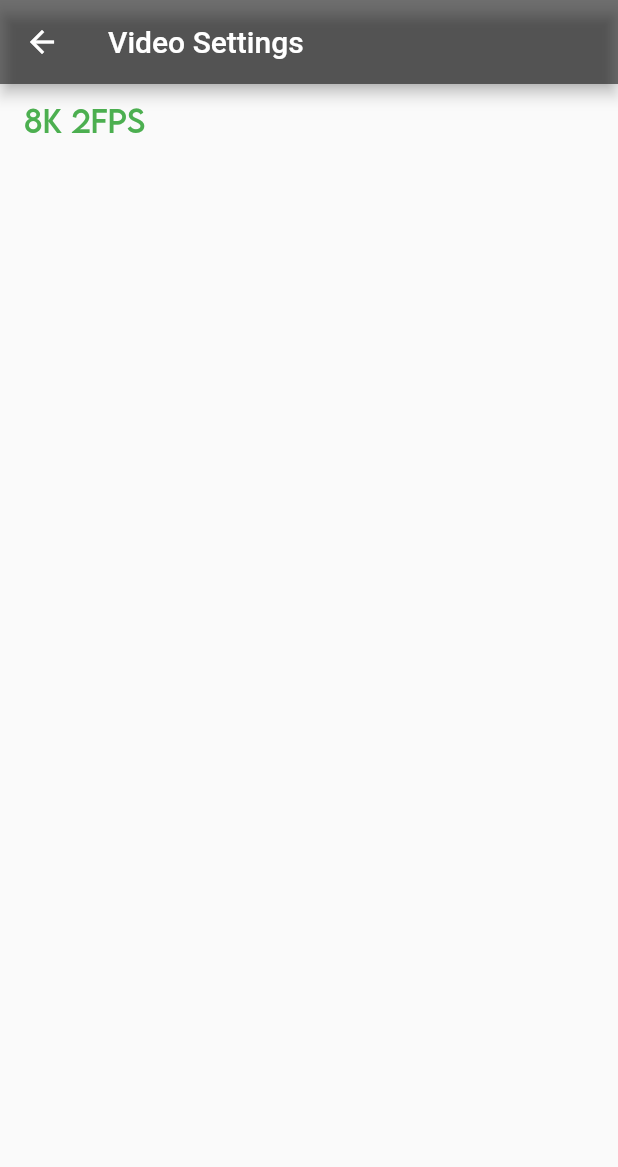
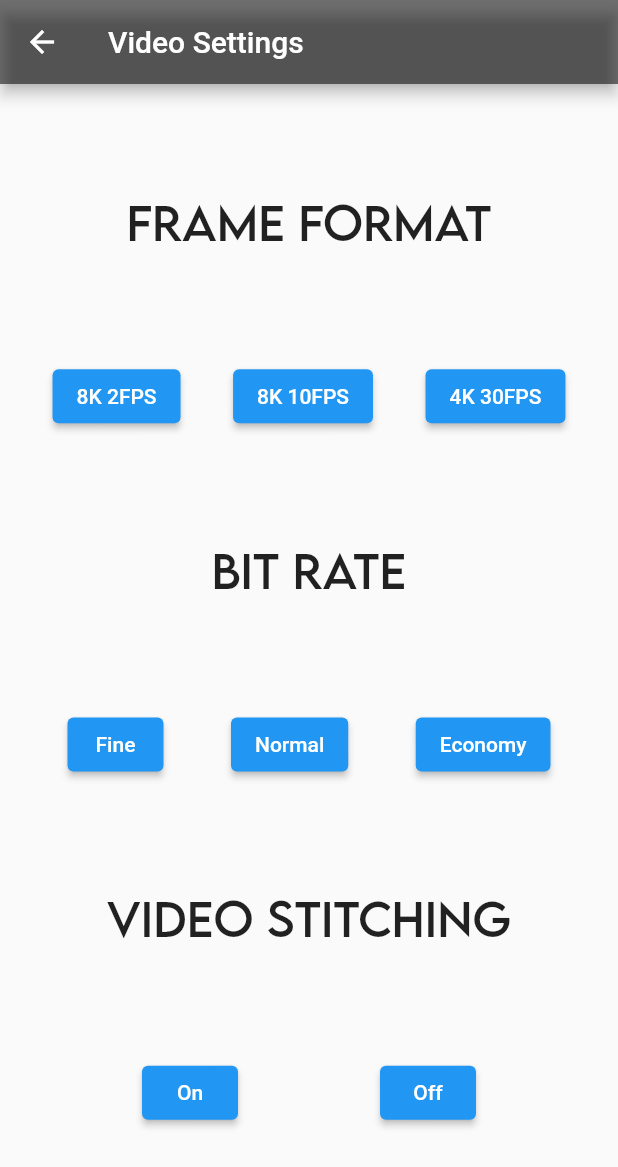
Before and after one commit to caitlynbakery/theta_x_multi_bloc, a Flutter app: the VideoSettingsScreen screen opened directly, on a phone screen of 412 x 824 dp. Shown: the top 1167 px of the screen. Run offline on Flutter 3.47's test engine with Material 2 defaults, Android fonts, the phone set to English and light mode, and no system bars; our stand-ins replace bloc, chopper, dropdown_button2, equatable, flutter_bloc; generated files the repository leaves out were written again; network calls fail.

```diff
--- /dev/null
+++ b/lib/blocs/image_settings/image_settings_event.dart
@@ -0,0 +1,36 @@
+part of 'image_settings_bloc.dart';
+
+class ImageSettingsEvent extends Equatable {
+  const ImageSettingsEvent();
+
+  @override
+  List<Object> get props => [];
+}
+
+class ImageStitchingAutoEvent extends ImageSettingsEvent {}
+
+class ImageStitchingNoneEvent extends ImageSettingsEvent {}
+
+class ImageStitchingStaticEvent extends ImageSettingsEvent {}
+
+class ImageStitchingDynamicEvent extends ImageSettingsEvent {}
+
+class ImageStitchingDynamicSemiAutoEvent extends ImageSettingsEvent {}
+
+class TopBottomCorrectionEvent extends ImageSettingsEvent {}
+
+class TopBottomDisapplyEvent extends ImageSettingsEvent {}
+
+class ExposureMinus2Event extends ImageSettingsEvent {}
+
+class ExposureMinus1Event extends ImageSettingsEvent {}
+
+class Exposure0Event extends ImageSettingsEvent {}
+
+class Exposure1Event extends ImageSettingsEvent {}
+
+class Exposure2Event extends ImageSettingsEvent {}
+
+class FilterHDREvent extends ImageSettingsEvent {}
+
+class FilterOffEvent extends ImageSettingsEvent {}
--- /dev/null
+++ b/lib/blocs/image_settings/image_settings_state.dart
@@ -0,0 +1,24 @@
+part of 'image_settings_bloc.dart';
+
+class ImageSettingsState extends Equatable {
+  final String response;
+  const ImageSettingsState({
+    required this.response,
+  });
+  factory ImageSettingsState.initial() =>
+      ImageSettingsState(response: 'initial');
+
+  @override
+  List<Object> get props => [response];
+
+  @override
+  bool get stringify => true;
+
+  ImageSettingsState copyWith({
+    String? response,
+  }) {
+    return ImageSettingsState(
+      response: response ?? this.response,
+    );
+  }
+}
--- a/lib/blocs/video_settings/video_settings_event.dart
+++ b/lib/blocs/video_settings/video_settings_event.dart
@@ -8,3 +8,17 @@ abstract class VideoSettingsEvent extends Equatable {
 }
 
 class Video8K2FPSEvent extends VideoSettingsEvent {}
+
+class Video8K10FPSEvent extends VideoSettingsEvent {}
+
+class Video4K30FPSEvent extends VideoSettingsEvent {}
+
+class FineBitRateEvent extends VideoSettingsEvent {}
+
+class NormalBitRateEvent extends VideoSettingsEvent {}
+
+class EconomyBitRateEvent extends VideoSettingsEvent {}
+
+class VideoStitchingOnEvent extends VideoSettingsEvent {}
+
+class VideoStitchingOffEvent extends VideoSettingsEvent {}
--- /dev/null
+++ b/lib/screens/video_settings.dart
@@ -0,0 +1,134 @@
+import 'package:flutter/material.dart';
+import 'package:flutter/src/foundation/key.dart';
+import 'package:flutter/src/widgets/framework.dart';
+import 'package:flutter_bloc/flutter_bloc.dart';
+import 'package:theta_x_multi_bloc/blocs/video_settings/video_settings_bloc.dart';
+
+class VideoSettingsScreen extends StatelessWidget {
+  const VideoSettingsScreen({Key? key}) : super(key: key);
+
+  @override
+  Widget build(BuildContext context) {
+    return BlocBuilder<VideoSettingsBloc, VideoSettingsState>(
+      builder: (context, state) {
+        return Scaffold(
+          appBar: AppBar(
+            backgroundColor: Colors.black54,
+            title: Text('Video Settings'),
+          ),
+          body: Column(
+              mainAxisAlignment: MainAxisAlignment.spaceEvenly,
+              children: [
+                Text(
+                  'Frame Format',
+                  style: TextStyle(fontSize: 30, fontFamily: 'LemonMilk'),
+                ),
+                Row(
+                  mainAxisAlignment: MainAxisAlignment.spaceEvenly,
+                  children: [
+                    ElevatedButton(
+                      onPressed: () {
+                        context
+                            .read<VideoSettingsBloc>()
+                            .add(Video8K2FPSEvent());
+                      },
+                      child: Text(
+                        '8K 2FPS',
+                      ),
+                    ),
+                    ElevatedButton(
+                      onPressed: () {
+                        context
+                            .read<VideoSettingsBloc>()
+                            .add(Video8K10FPSEvent());
+                      },
+                      child: Text(
+                        '8K 10FPS',
+                      ),
+                    ),
+                    ElevatedButton(
+                      onPressed: () {
+                        context
+                            .read<VideoSettingsBloc>()
+                            .add(Video4K30FPSEvent());
+                      },
+                      child: Text(
+                        '4K 30FPS',
+                      ),
+                    ),
+                  ],
+                ),
+                Text(
+                  'Bit Rate',
+                  style: TextStyle(fontSize: 30, fontFamily: 'LemonMilk'),
+                ),
+                Row(
+                  mainAxisAlignment: MainAxisAlignment.spaceEvenly,
+                  children: [
+                    ElevatedButton(
+                      onPressed: () {
+                        context
+                            .read<VideoSettingsBloc>()
+                            .add(FineBitRateEvent());
+                      },
+                      child: Text(
+                        'Fine',
+                      ),
+                    ),
+                    ElevatedButton(
+                      onPressed: () {
+                        context
+                            .read<VideoSettingsBloc>()
+                            .add(NormalBitRateEvent());
+                      },
+                      child: Text(
+                        'Normal',
+                      ),
+                    ),
+                    ElevatedButton(
+                      onPressed: () {
+                        context
+                            .read<VideoSettingsBloc>()
+                            .add(EconomyBitRateEvent());
+                      },
+                      child: Text(
+                        'Economy',
+                      ),
+                    ),
+                  ],
+                ),
+                Text(
+                  'Video Stitching',
+                  style: TextStyle(fontSize: 30, fontFamily: 'LemonMilk'),
+                ),
+                Row(
+                  mainAxisAlignment: MainAxisAlignment.spaceEvenly,
+                  children: [
+                    ElevatedButton(
+                      onPressed: () {
+                        context
+                            .read<VideoSettingsBloc>()
+                            .add(VideoStitchingOnEvent());
+                      },
+                      child: Text(
+                        'On',
+                      ),
+                    ),
+                    ElevatedButton(
+                      onPressed: () {
+                        context
+                            .read<VideoSettingsBloc>()
+                            .add(VideoStitchingOffEvent());
+                      },
+                      child: Text(
+                        'Off',
+                      ),
+                    ),
+                  ],
+                )
+              ]),
+        );
+      },
+    );
+  }
+}
--- a/lib/video_settings.dart
+++ /dev/null
@@ -1,35 +0,0 @@
-import 'package:flutter/material.dart';
-import 'package:flutter/src/foundation/key.dart';
-import 'package:flutter/src/widgets/framework.dart';
-import 'package:flutter_bloc/flutter_bloc.dart';
-import 'package:theta_x_multi_bloc/blocs/video_settings/video_settings_bloc.dart';
-
-class VideoSettingsScreen extends StatelessWidget {
-  const VideoSettingsScreen({Key? key}) : super(key: key);
-
-  @override
-  Widget build(BuildContext context) {
-    return BlocBuilder<VideoSettingsBloc, VideoSettingsState>(
-      builder: (context, state) {
-        return Scaffold(
-          appBar: AppBar(
-            backgroundColor: Colors.black54,
-            title: Text('Video Settings'),
-          ),
-          body: Column(children: [
-            MaterialButton(
-              onPressed: () {
-                context.read<VideoSettingsBloc>().add(Video8K2FPSEvent());
-              },
-              child: Text(
-                '8K 2fps',
-                style: TextStyle(
-                    fontFamily: 'LemonMilk', fontSize: 20, color: Colors.green),
-              ),
-            )
-          ]),
-        );
-      },
-    );
-  }
-}
--- a/pubspec.yaml
+++ b/pubspec.yaml
@@ -40,6 +40,7 @@ dependencies:
   chopper: ^4.0.5
   build: ^2.3.0
   build_runner: ^2.1.11
+  dropdown_button2: ^1.6.2
 
 dev_dependencies:
   flutter_test:
```
Also changed, not shown: lib/blocs/image_settings/image_settings_bloc.dart (added, +142 -0 lines), lib/blocs/video_settings/video_settings_bloc.dart (+83 -0 lines), lib/components/settings_button.dart (deleted, +0 -26 lines), lib/main.dart (+40 -4 lines), lib/screens/image_setttings.dart (added, +183 -0 lines), docs/images/imagebutton.png (added), docs/images/videoscreen.gif (added), pubspec.lock, 1 other file.
